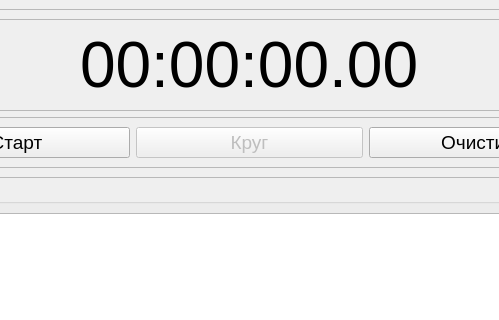
Before: the Qt Designer form mainwindow.ui in antonbrylyakov/qt-homework5, drawn with Qt 5; both pictures show x 126 to 625 and y 0 to 320 of the 751 by 567 pixel window.
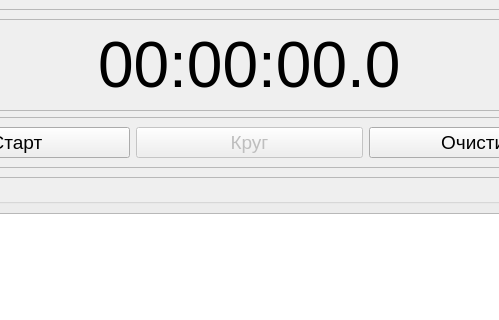
After: the same form once the commit is applied.

Diff of the .ui file:
```diff
--- a/mainwindow.ui
+++ b/mainwindow.ui
@@ -72,7 +72,7 @@
              </font>
             </property>
             <property name="text">
-             <string>00:00:00.00</string>
+             <string>00:00:00.0</string>
             </property>
            </widget>
           </item>
```
